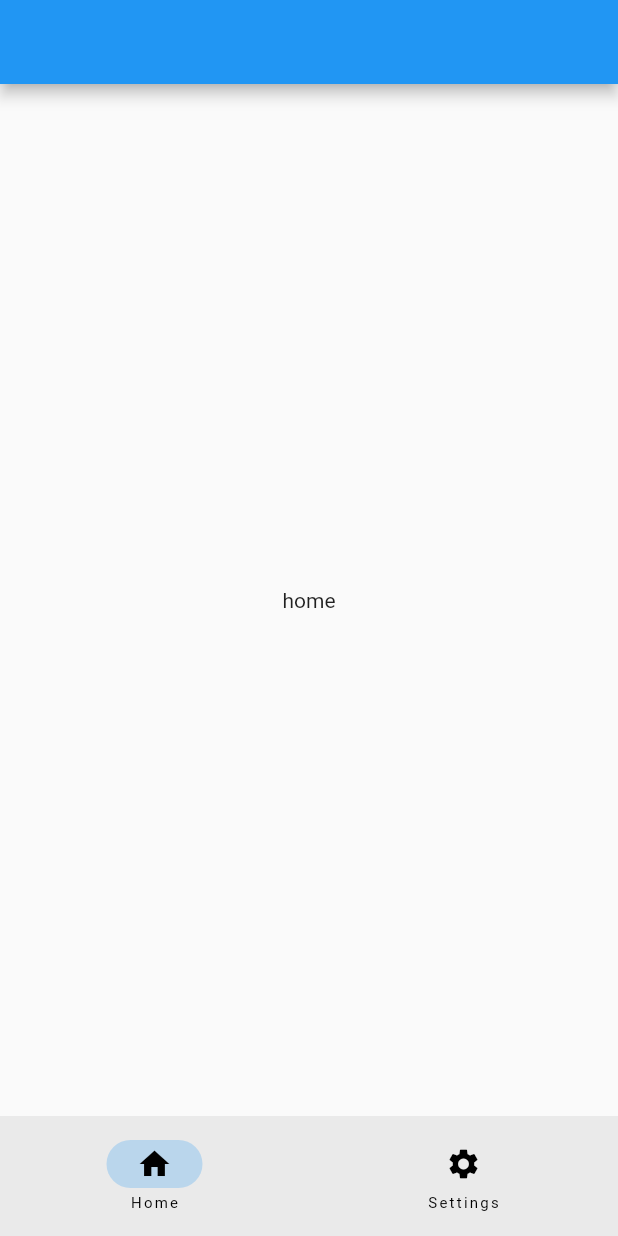
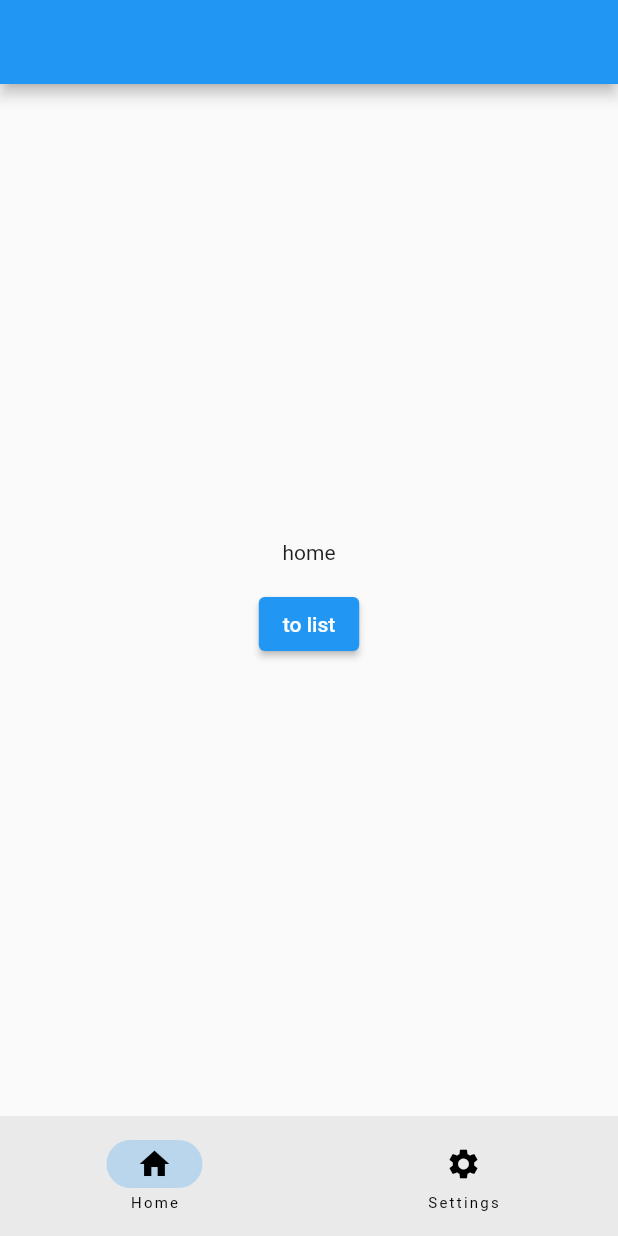
Before and after one commit to HasegawaShuhei/go_router_sample, a Flutter app: the screen it shows after launch, on a phone screen of 412 x 824 dp. Run offline on Flutter 3.47's test engine with Material 2 defaults, Android fonts, the phone set to English and light mode, and no system bars; our stand-ins replace go_router.

Commit message:
一覧画面への遷移追加

```diff
--- a/lib/home_screen.dart
+++ b/lib/home_screen.dart
@@ -1,5 +1,7 @@
 import 'package:flutter/material.dart';
 import 'package:go_router/go_router.dart';
+import 'package:go_router_sample/app_router.dart';
+import 'package:go_router_sample/list_screen.dart';
 
 final homeNavigatorKey = GlobalKey<NavigatorState>();
 
@@ -10,7 +12,7 @@ class HomeBranch extends StatefulShellBranchData {
 class HomeRoute extends GoRouteData {
   const HomeRoute();
 
-  static const path = '';
+  static const path = '/';
 
   @override
   Widget build(BuildContext context, GoRouterState state) {
@@ -23,8 +25,16 @@ class HomeScreen extends StatelessWidget {
 
   @override
   Widget build(BuildContext context) {
-    return const Center(
-      child: Text('home'),
+    return Column(
+      mainAxisAlignment: MainAxisAlignment.center,
+      children: [
+        const Text('home'),
+        const SizedBox(height: 16),
+        ElevatedButton(
+          onPressed: () => const ListRoute().push(context),
+          child: const Text('to list'),
+        )
+      ],
     );
   }
 }
--- a/lib/main.dart
+++ b/lib/main.dart
@@ -9,6 +9,7 @@ class App extends StatelessWidget {
 
   final GoRouter _router = GoRouter(
     routes: $appRoutes,
+    navigatorKey: rootNavigatorKey,
     initialLocation: '/',
   );
 
--- a/lib/senttings_screen.dart
+++ b/lib/senttings_screen.dart
@@ -10,7 +10,7 @@ class SettingsBranch extends StatefulShellBranchData {
 class SettingsRoute extends GoRouteData {
   const SettingsRoute();
 
-  static const path = 'settings';
+  static const path = '/settings';
 
   @override
   Widget build(BuildContext context, GoRouterState state) {
```
Also changed, not shown: lib/app_router.dart (+10 -2 lines), lib/list_screen.dart (added, +47 -0 lines), lib/app_router.g.dart.
